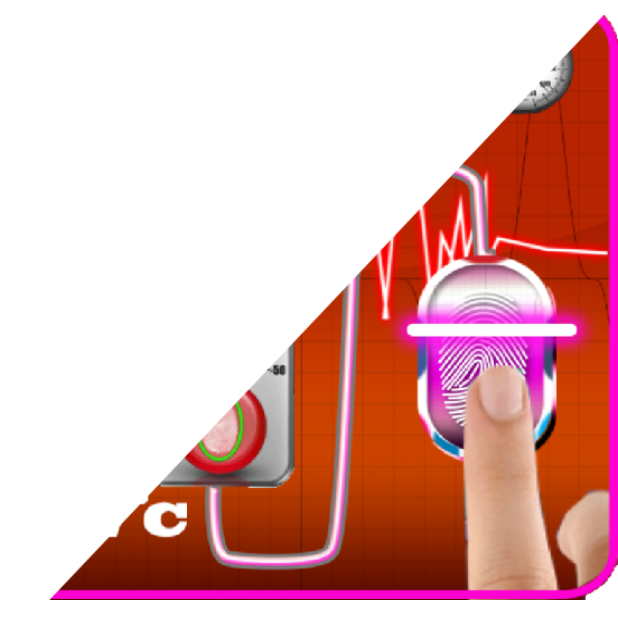
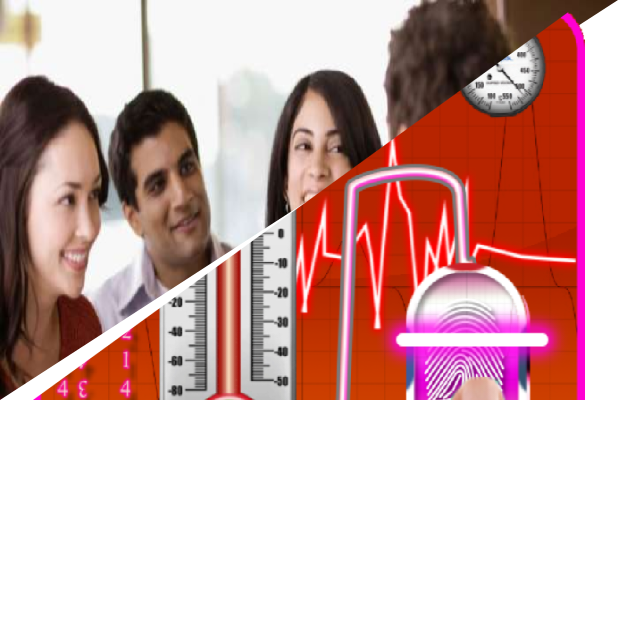
Before and after one commit to danisluis6/Canvas-Tutorial, an Android app: the screen it shows after launch (MainActivity), on a phone screen of 412 x 824 dp. Shown: the top 639 px of the screen. Run offline under Robolectric (Android 15) with nearby library versions, the light colour scheme and no system bars.

Commit message:
Gui create from canvas

```diff
--- a/app/src/main/java/com/whatsonline/androiddrawcircle/MainActivity.java
+++ b/app/src/main/java/com/whatsonline/androiddrawcircle/MainActivity.java
@@ -6,7 +6,6 @@ import android.graphics.Bitmap;
 import android.graphics.BitmapFactory;
 import android.graphics.Point;
 import android.os.Bundle;
-import android.util.Log;
 import android.view.Display;
 import android.view.ViewTreeObserver;
 import android.view.ViewTreeObserver.OnGlobalLayoutListener;
@@ -22,9 +21,7 @@ public class MainActivity extends Activity {
   private Context mContext;
   private LinearLayout layer1;
   private LinearLayout layer2;
-  private LinearLayout layer3;
 
-  int layer1width, layer1height, layer2width, layer2height, layer3width, layer3height;
 
 
   @Override
@@ -34,11 +31,9 @@ public class MainActivity extends Activity {
 
     imv1 = (ImageView) findViewById(R.id.imv1);
     imv2 = (ImageView) findViewById(R.id.imv2);
-    imv3 = (ImageView) findViewById(R.id.imv3);
 
     layer1 = (LinearLayout) findViewById(R.id.layer1);
     layer2 = (LinearLayout) findViewById(R.id.layer2);
-    layer3 = (LinearLayout) findViewById(R.id.layer3);
 
 
     Display display = getWindowManager().getDefaultDisplay();
@@ -49,25 +44,9 @@ public class MainActivity extends Activity {
 
     final Bitmap icon1 = BitmapFactory.decodeResource(getResources(), R.drawable.talking);
     final Bitmap icon2 = BitmapFactory.decodeResource(getResources(), R.drawable.img);
-    final Bitmap icon3 = BitmapFactory.decodeResource(getResources(), R.drawable.knowledge);
 
-
-    final ViewTreeObserver observer = layer1.getViewTreeObserver();
-    observer.addOnGlobalLayoutListener(new OnGlobalLayoutListener() {
-      @Override
-      public void onGlobalLayout() {
-        new Layer1(mContext, MainActivity.this, icon1, imv1, layer1.getWidth(), layer1.getHeight());
-      }
-    });
-
-
-    final ViewTreeObserver observer2 = layer2.getViewTreeObserver();
-    observer2.addOnGlobalLayoutListener(new OnGlobalLayoutListener() {
-      @Override
-      public void onGlobalLayout() {
-        new Layer2(mContext, MainActivity.this, icon2, imv1, layer2.getWidth(), layer2.getHeight());
-      }
-    });
+    new Layer1(mContext, MainActivity.this, icon1, imv1, width, 400);
+    new Layer2(mContext, MainActivity.this, icon2, imv2, width, 400);
 
   }
 }
--- a/app/src/main/res/layout/activity_main.xml
+++ b/app/src/main/res/layout/activity_main.xml
@@ -9,7 +9,7 @@
   <LinearLayout
     android:id="@+id/layer1"
     android:layout_width="0dp"
-    android:layout_height="400dp"
+    android:layout_height="wrap_content"
     android:elevation="1dp"
     android:orientation="horizontal"
 
@@ -28,7 +28,7 @@
   <LinearLayout
     android:id="@+id/layer2"
     android:layout_width="368dp"
-    android:layout_height="400dp"
+    android:layout_height="wrap_content"
     android:orientation="horizontal"
     android:elevation="2dp"
     app:layout_constraintTop_toTopOf="parent"
@@ -42,22 +42,4 @@
       android:layout_height="match_parent" />
   </LinearLayout>
 
-  <LinearLayout
-    android:id="@+id/layer3"
-    android:layout_width="0dp"
-    android:layout_height="wrap_content"
-    android:orientation="horizontal"
-    android:elevation="4dp"
-    android:layout_marginTop="800dp"
-    app:layout_constraintTop_toTopOf="parent"
-    app:layout_constraintRight_toRightOf="parent"
-    app:layout_constraintLeft_toLeftOf="parent">
-
-    <ImageView
-      android:id="@+id/imv3"
-      android:scaleType="fitXY"
-      android:layout_width="match_parent"
-      android:layout_height="match_parent" />
-  </LinearLayout>
-
 </android.support.constraint.ConstraintLayout>
```
Also changed, not shown: 3 other files.
